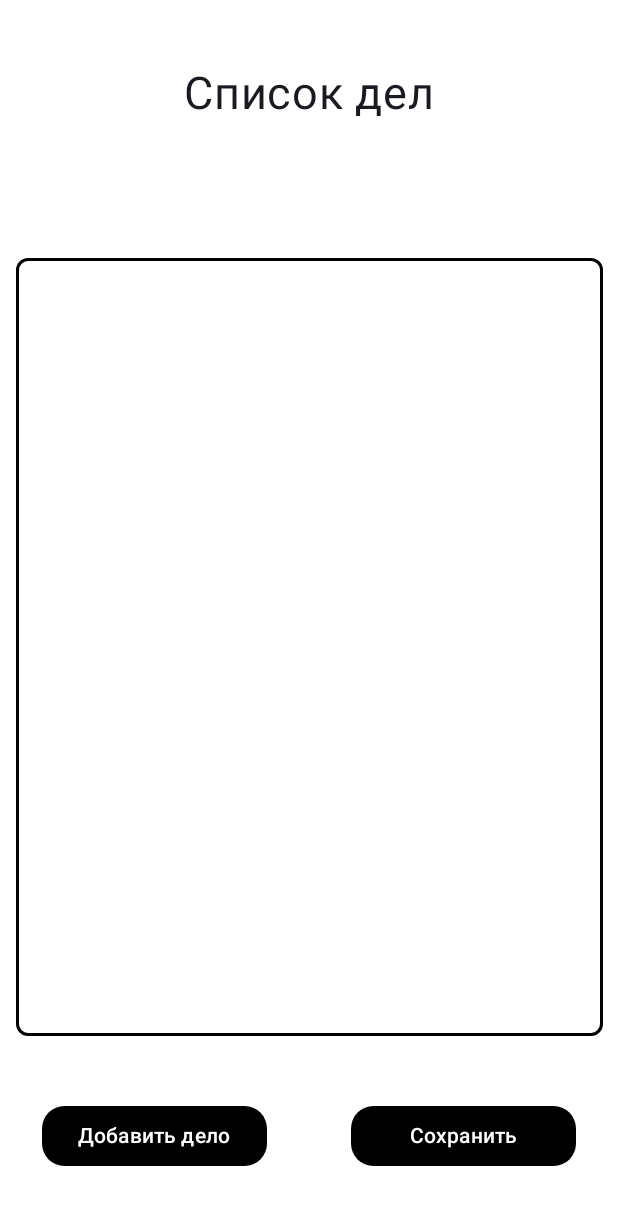
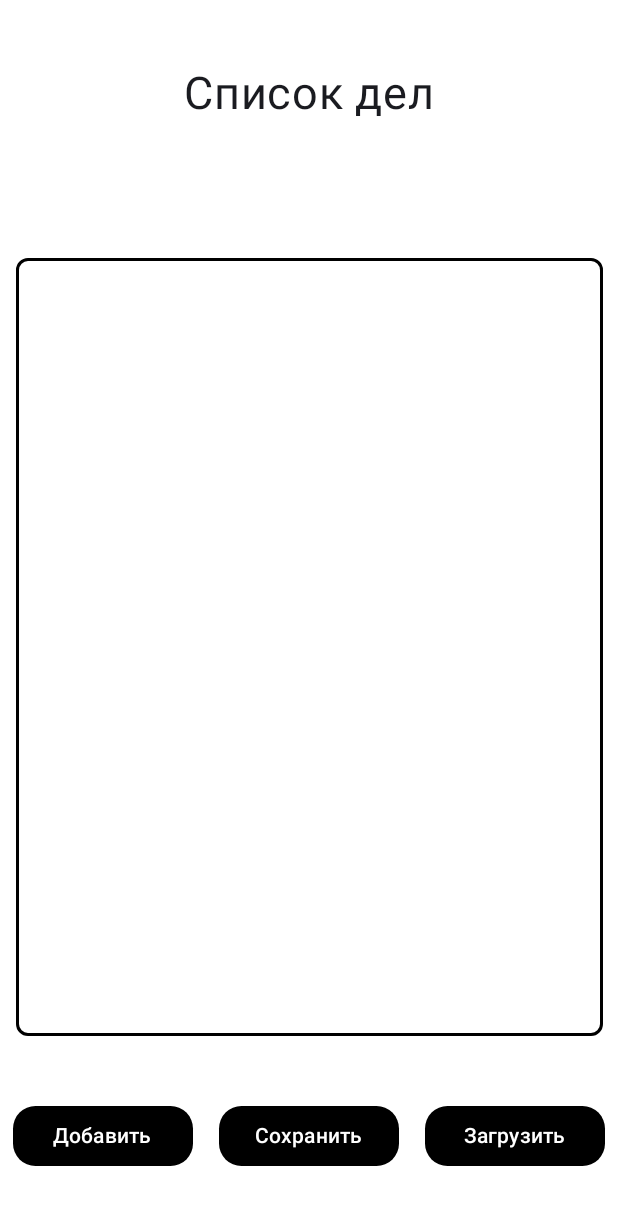
Before and after one commit to AlexZ04/ToDOList-Mobile, an Android app built with Jetpack Compose: the screen it shows after launch (MainActivity), on a phone screen of 412 x 824 dp. Shown: the top 1205 px of the screen. Run offline under Robolectric (Android 15) with nearby library versions, the phone set to English and light mode, and no system bars.

Commit message:
add loading button

```diff
--- a/app/src/main/java/com/example/todolist_mobile2/MainActivity.kt
+++ b/app/src/main/java/com/example/todolist_mobile2/MainActivity.kt
@@ -85,7 +85,7 @@ class MainActivity : ComponentActivity() {
                     tasks.clear()
                     tasks.addAll(load(this))
 
-                    Screen(tasks)
+                    Screen(tasks, this)
                 }
             }
         }
@@ -103,11 +103,9 @@ data class Task(
 )
 
 @Composable
-fun Screen(tasks: MutableList<Task>) {
+fun Screen(tasks: MutableList<Task>, context: Context) {
 
     val focusManager = LocalFocusManager.current
-
-    MainActivity.tasksAmount += 3
 
     Column(
         modifier = Modifier
@@ -171,12 +169,27 @@ fun Screen(tasks: MutableList<Task>) {
                 colors = ButtonDefaults.buttonColors(
                     containerColor = Black
                 ),
-                modifier = Modifier.width(150.dp)
+                modifier = Modifier.width(120.dp)
             ) {
-                Text(text = "Добавить дело")
+                Text(text = "Добавить")
             }
 
             SaveButton(tasks)
+
+            Button(
+                onClick = {
+                    tasks.clear()
+                    tasks.addAll(load(context))
+                    focusManager.clearFocus()
+                },
+                shape = RoundedCornerShape(15.dp),
+                colors = ButtonDefaults.buttonColors(
+                    containerColor = Black
+                ),
+                modifier = Modifier.width(120.dp)
+            ) {
+                Text(text = "Загрузить")
+            }
         }
 
     }
@@ -198,7 +211,7 @@ fun SaveButton(tasks: MutableList<Task>) {
         colors = ButtonDefaults.buttonColors(
             containerColor = Black
         ),
-        modifier = Modifier.width(150.dp)
+        modifier = Modifier.width(120.dp)
     ) {
         Text(text = "Сохранить")
     }
```
